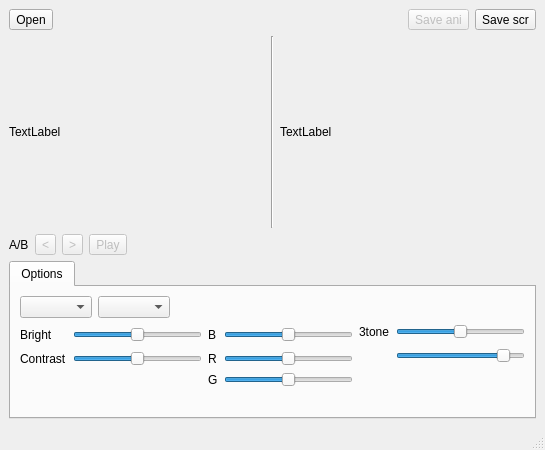
The window that mainwin.ui (samstyle/scrconv) describes before a commit, drawn with Qt 5.
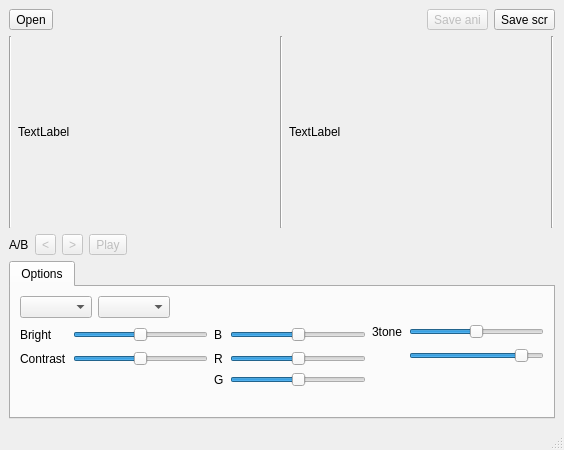
The same window after the commit. Custom widgets are drawn as their Qt base class.

Patch:
```diff
--- a/mainwin.ui
+++ b/mainwin.ui
@@ -6,7 +6,7 @@
    <rect>
     <x>0</x>
     <y>0</y>
-    <width>543</width>
+    <width>564</width>
     <height>450</height>
    </rect>
   </property>
@@ -58,31 +58,6 @@
     </item>
     <item>
      <layout class="QHBoxLayout" name="horizontalLayout_2">
-      <item>
-       <widget class="MLabel" name="labSrc">
-        <property name="sizePolicy">
-         <sizepolicy hsizetype="Fixed" vsizetype="Fixed">
-          <horstretch>0</horstretch>
-          <verstretch>0</verstretch>
-         </sizepolicy>
-        </property>
-        <property name="minimumSize">
-         <size>
-          <width>256</width>
-          <height>192</height>
-         </size>
-        </property>
-        <property name="maximumSize">
-         <size>
-          <width>256</width>
-          <height>192</height>
-         </size>
-        </property>
-        <property name="text">
-         <string>TextLabel</string>
-        </property>
-       </widget>
-      </item>
       <item>
        <widget class="Line" name="line">
         <property name="orientation">
@@ -90,6 +65,38 @@
         </property>
        </widget>
       </item>
+      <item>
+       <widget class="MLabel" name="labSrc">
+        <property name="sizePolicy">
+         <sizepolicy hsizetype="Fixed" vsizetype="Fixed">
+          <horstretch>0</horstretch>
+          <verstretch>0</verstretch>
+         </sizepolicy>
+        </property>
+        <property name="minimumSize">
+         <size>
+          <width>256</width>
+          <height>192</height>
+         </size>
+        </property>
+        <property name="maximumSize">
+         <size>
+          <width>256</width>
+          <height>192</height>
+         </size>
+        </property>
+        <property name="text">
+         <string>TextLabel</string>
+        </property>
+       </widget>
+      </item>
+      <item>
+       <widget class="Line" name="line_4">
+        <property name="orientation">
+         <enum>Qt::Vertical</enum>
+        </property>
+       </widget>
+      </item>
       <item>
        <widget class="QLabel" name="labResult">
         <property name="sizePolicy">
@@ -115,6 +122,26 @@
         </property>
        </widget>
       </item>
+      <item>
+       <widget class="Line" name="line_3">
+        <property name="orientation">
+         <enum>Qt::Vertical</enum>
+        </property>
+       </widget>
+      </item>
+      <item>
+       <spacer name="horizontalSpacer_4">
+        <property name="orientation">
+         <enum>Qt::Horizontal</enum>
+        </property>
+        <property name="sizeHint" stdset="0">
+         <size>
+          <width>40</width>
+          <height>20</height>
+         </size>
+        </property>
+       </spacer>
+      </item>
      </layout>
     </item>
     <item>
```
Left out of the diff: 4 changed lines with no effect on the pictures.
